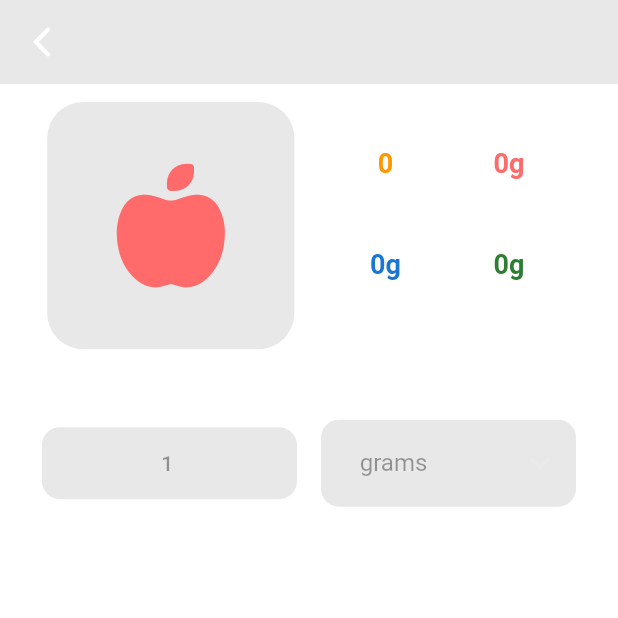
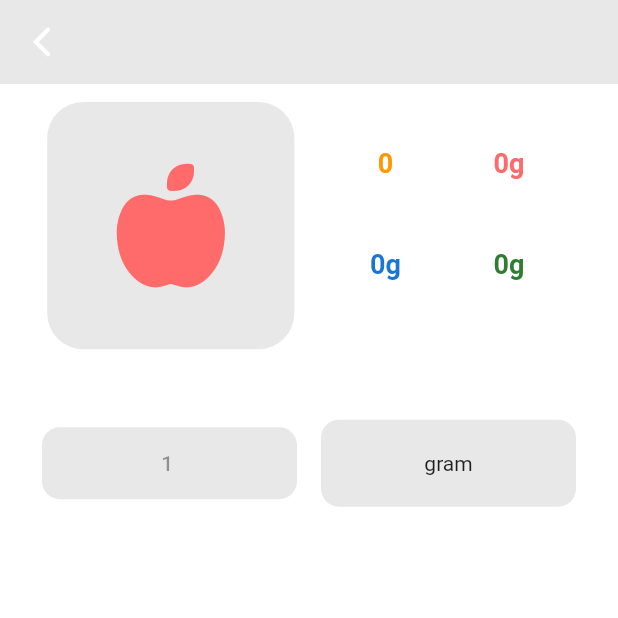
Before and after one commit to yeeet7/food, a Flutter app: the FoodWidget screen opened directly with empty values, on a phone screen of 412 x 824 dp, the top half of it. Run offline on Flutter 3.47's test engine with Material 2 defaults, Android fonts, the phone set to English and light mode, and no system bars; our stand-ins replace cloud_firestore, firebase_auth, firebase_core, firebase_storage, fl_chart, font_awesome_flutter and 2 more; accounts and stored records are empty.

Commit message:
editing amount in diary

```diff
--- a/lib/food/food.dart
+++ b/lib/food/food.dart
@@ -45,7 +45,7 @@ class _FoodWidgetState extends State<FoodWidget> {
   void initState() {
     super.initState();
     unit = widget.food?.unit ?? Unit.gram;
-    multiplierCtrl = TextEditingController.fromValue(TextEditingValue(text: '${widget.food?.amount ?? 1}${widget.food?.unit == Unit.portion ? 'x' : ''}'));
+    multiplierCtrl = TextEditingController.fromValue(TextEditingValue(text: '${widget.food is FoodEntry ? (widget.food as FoodEntry).diaryAmount : widget.food?.amount ?? 1}${widget.food?.unit == Unit.portion ? 'x' : ''}'));
     nameCtrl = TextEditingController.fromValue(TextEditingValue(text: widget.food?.name ?? 'name'));
     kcalCtrl = TextEditingController.fromValue(TextEditingValue(text: (widget.food?.kcal ?? '1').toString()));
     carbsCtrl = TextEditingController.fromValue(TextEditingValue(text: (widget.food?.carbs ?? '1').toString()));
@@ -90,7 +90,7 @@ class _FoodWidgetState extends State<FoodWidget> {
                       borderRadius: BorderRadius.circular(24)
                     ),
                     child: () {
-                      if([FoodIntent.create, FoodIntent.edit].contains(widget.intent)) {
+                      if({FoodIntent.create, FoodIntent.edit}.contains(widget.intent)) {
                         if(tempImage == null) return Icon(FontAwesomeIcons.appleWhole, size: MediaQuery.of(context).size.width * .2, color: Theme.of(context).primaryColor);
                         return tempImageFile ?
                           Image.file(File(tempImage!), fit: BoxFit.cover, height: MediaQuery.of(context).size.width * .4, width: MediaQuery.of(context).size.width * .4,):
@@ -104,7 +104,7 @@ class _FoodWidgetState extends State<FoodWidget> {
                   SizedBox(
                     width: MediaQuery.of(context).size.width * .4,
                     height: MediaQuery.of(context).size.width * .4,
-                    child: {FoodIntent.view, FoodIntent.add}.contains(widget.intent) ? Wrap(
+                    child: {FoodIntent.view, FoodIntent.add, FoodIntent.editInDiary}.contains(widget.intent) ? Wrap(
                       runAlignment: WrapAlignment.spaceEvenly,
                       alignment: WrapAlignment.spaceEvenly,
                       children: List.generate(
@@ -153,7 +153,7 @@ class _FoodWidgetState extends State<FoodWidget> {
                   SizedBox(
                     width: (MediaQuery.of(context).size.width - 48 - 24) / 2,
                     child:  TextField(
-                      enabled: {FoodIntent.edit, FoodIntent.create}.contains(widget.intent),
+                      enabled: true,
                       onTapOutside: (event) => nameNode.unfocus(),
                       controller: nameCtrl,
                       focusNode: nameNode,
@@ -263,7 +263,7 @@ class _FoodWidgetState extends State<FoodWidget> {
                       color: Theme.of(context).colorScheme.secondary,
                       borderRadius: BorderRadius.circular(12)
                     ),
-                    child: DropdownButtonFormField(
+                    child: {FoodIntent.create, FoodIntent.edit}.contains(widget.intent) ? DropdownButtonFormField(
                       value: unit.index,
                       alignment: Alignment.center,
                       borderRadius: BorderRadius.circular(12),
@@ -295,7 +295,7 @@ class _FoodWidgetState extends State<FoodWidget> {
                           multiplierCtrl.text = multiplierCtrl.text.replaceAll('x', '');
                         }
                       })
-                    ),
+                    ) : Text(unit.name),
                   )
                 ],
               ),
@@ -353,7 +353,7 @@ class _FoodWidgetState extends State<FoodWidget> {
 
       floatingActionButton: widget.intent != FoodIntent.view ? FloatingActionButton.extended(
         icon: Icon(Icons.add, color: Theme.of(context).primaryColor,),
-        label: Text(widget.intent == FoodIntent.add ? 'add' : widget.intent == FoodIntent.edit ? 'save' : 'create', style: TextStyle(color: Theme.of(context).primaryColor),),
+        label: Text(widget.intent == FoodIntent.add ? 'add' : {FoodIntent.edit, FoodIntent.editInDiary}.contains(widget.intent) ? 'save' : 'create', style: TextStyle(color: Theme.of(context).primaryColor),),
         backgroundColor: Theme.of(context).colorScheme.secondary,
         onPressed: () async {
           switch(widget.intent) {
@@ -401,7 +401,13 @@ class _FoodWidgetState extends State<FoodWidget> {
               widget.setstate.call();
               break;
             case FoodIntent.editInDiary:
+              FirebaseFirestore.instance.collection(FirebaseAuth.instance.currentUser?.uid ?? '').doc((widget.food as FoodEntry).diaryId.split(' ')[0]).set({
+                ((widget.food as FoodEntry).diaryId): {
+                  'amount': int.parse(multiplierCtrl.text.replaceAll('x', '')),
+                }
+              }, SetOptions(merge: true));
               widget.setstate.call();
+              Navigator.pop(context);
               break;
           }
         }
--- a/lib/main.dart
+++ b/lib/main.dart
@@ -132,7 +132,7 @@ class _AppState extends State<App> with TickerProviderStateMixin {
         ],
       ),
 
-      body: FutureBuilder<MainPageInfo>(
+      body: FutureBuilder<MainPageInfo>(//TODO: change to stream builder
         future: () async {
           DocumentSnapshot<Map> foods = await FirebaseFirestore.instance.collection(FirebaseAuth.instance.currentUser?.uid ?? '').doc('${DateTime.now().year}-${DateTime.now().month}-${DateTime.now().day}').get();
           List<FoodEntry> awaitedFoods = [];
--- a/pubspec.yaml
+++ b/pubspec.yaml
@@ -4,7 +4,7 @@ description: A new Flutter project.
 # pub.dev using `flutter pub publish`. This is preferred for private packages.
 publish_to: 'none' # Remove this line if you wish to publish to pub.dev
 
-version: 0.9.0
+version: 0.10.0
 
 environment:
   sdk: '>=2.19.2 <3.0.0'
```
